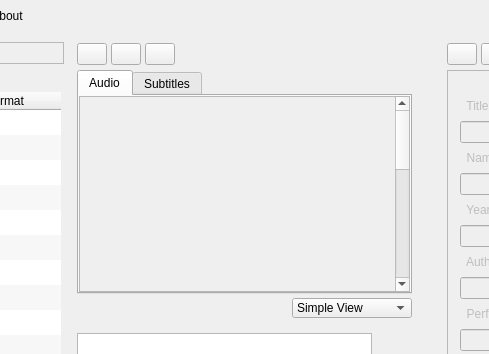
The window that app/mainwindow.ui (CineEncoder/cine-encoder) describes before a commit, drawn with Qt 5; both pictures show x 567 to 1056 and y 0 to 354 of the 1407 by 754 pixel window.
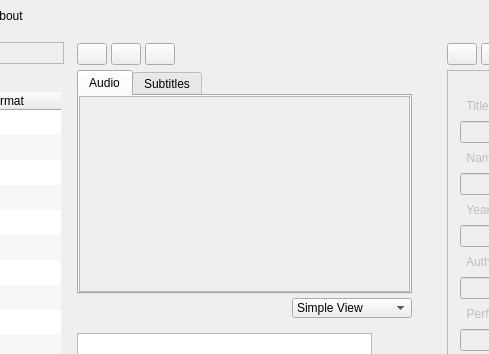
The same window after the commit. Icons and pictures are not drawn. Custom widgets are drawn as their Qt base class.

What changed in the file:
```diff
--- a/app/mainwindow.ui
+++ b/app/mainwindow.ui
@@ -1290,8 +1290,8 @@
                        <rect>
                         <x>0</x>
                         <y>0</y>
-                        <width>313</width>
-                        <height>550</height>
+                        <width>327</width>
+                        <height>190</height>
                        </rect>
                       </property>
                       <layout class="QGridLayout" name="gridLayout_11">
@@ -1314,8 +1314,8 @@
                         <widget class="QFrame" name="frameAudio">
                          <property name="minimumSize">
                           <size>
-                           <width>300</width>
-                           <height>550</height>
+                           <width>0</width>
+                           <height>0</height>
                           </size>
                          </property>
                          <property name="maximumSize">
@@ -1340,23 +1340,7 @@
                           <property name="rightMargin">
                            <number>9</number>
                           </property>
-                          <item row="1" column="2">
-                           <spacer name="horizontalSpacer_58">
-                            <property name="orientation">
-                             <enum>Qt::Horizontal</enum>
-                            </property>
-                            <property name="sizeType">
-                             <enum>QSizePolicy::Expanding</enum>
-                            </property>
-                            <property name="sizeHint" stdset="0">
-                             <size>
-                              <width>3</width>
-                              <height>20</height>
-                             </size>
-                            </property>
-                           </spacer>
-                          </item>
-                          <item row="1" column="1">
+                          <item row="1" column="0">
                            <layout class="QGridLayout" name="gridLayoutAudio">
                             <property name="sizeConstraint">
                              <enum>QLayout::SetDefaultConstraint</enum>
@@ -1373,41 +1357,25 @@
                             <property name="verticalSpacing">
                              <number>16</number>
                             </property>
-                            <item row="1" column="0">
+                            <item row="1" column="0" alignment="Qt::AlignTop">
                              <widget class="QStreamView" name="streamAudio" native="true">
                               <property name="sizePolicy">
-                               <sizepolicy hsizetype="Expanding" vsizetype="Preferred">
+                               <sizepolicy hsizetype="Expanding" vsizetype="Maximum">
                                 <horstretch>0</horstretch>
                                 <verstretch>0</verstretch>
                                </sizepolicy>
                               </property>
                               <property name="minimumSize">
                                <size>
-                                <width>200</width>
-                                <height>5</height>
-                               </size>
-                              </property>
-                             </widget>
-                            </item>
-                            <item row="2" column="0">
-                             <widget class="QStreamViewExtern" name="streamAudioExtern" native="true">
-                              <property name="sizePolicy">
-                               <sizepolicy hsizetype="Expanding" vsizetype="Preferred">
-                                <horstretch>0</horstretch>
-                                <verstretch>0</verstretch>
-                               </sizepolicy>
-                              </property>
-                              <property name="minimumSize">
-                               <size>
-                                <width>200</width>
-                                <height>5</height>
+                                <width>300</width>
+                                <height>20</height>
                                </size>
                               </property>
                              </widget>
                             </item>
                            </layout>
                           </item>
-                          <item row="2" column="1">
+                          <item row="2" column="0">
                            <spacer name="verticalSpacer_3">
                             <property name="orientation">
                              <enum>Qt::Vertical</enum>
@@ -1423,22 +1391,6 @@
                             </property>
                            </spacer>
                           </item>
-                          <item row="1" column="0">
-                           <spacer name="horizontalSpacer_53">
-                            <property name="orientation">
-                             <enum>Qt::Horizontal</enum>
-                            </property>
-                            <property name="sizeType">
-                             <enum>QSizePolicy::Expanding</enum>
-                            </property>
-                            <property name="sizeHint" stdset="0">
-                             <size>
-                              <width>3</width>
-                              <height>20</height>
-                             </size>
-                            </property>
-                           </spacer>
-                          </item>
                          </layout>
                         </widget>
                        </item>
@@ -5309,12 +5261,6 @@
    <header>widgets/qstreamview.h</header>
    <container>1</container>
   </customwidget>
-  <customwidget>
-   <class>QStreamViewExtern</class>
-   <extends>QWidget</extends>
-   <header>widgets/qstreamviewextern.h</header>
-   <container>1</container>
-  </customwidget>
  </customwidgets>
  <resources>
   <include location="files.qrc"/>
```
Left out of the diff: 81 changed lines with no effect on the pictures.
